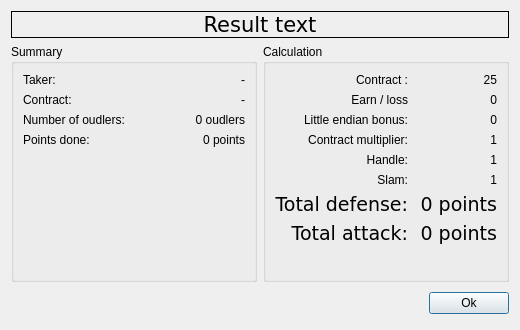
This is src/client/ResultUI.ui in arabine/icl as Qt 5 draws it before an edit. The edited form follows.
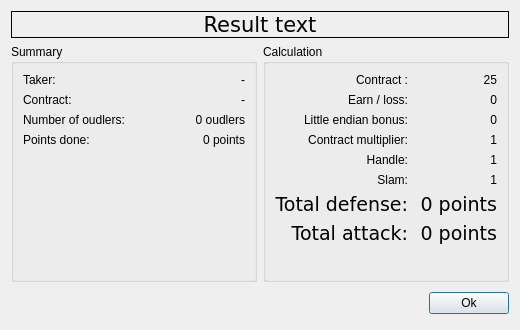
This is the edited form.

```diff
--- a/src/client/ResultUI.ui
+++ b/src/client/ResultUI.ui
@@ -280,7 +280,7 @@
           <item>
            <widget class="QLabel" name="TextLabel2_2">
             <property name="text">
-             <string>Earn / loss</string>
+             <string>Earn / loss:</string>
             </property>
             <property name="alignment">
              <set>Qt::AlignRight|Qt::AlignTrailing|Qt::AlignVCenter</set>
```
Left out of the diff: 2 changed lines with no effect on the pictures.
